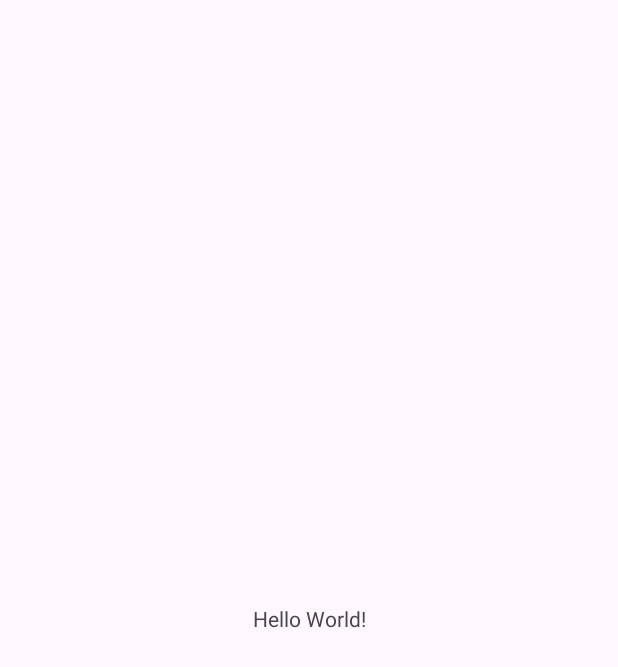
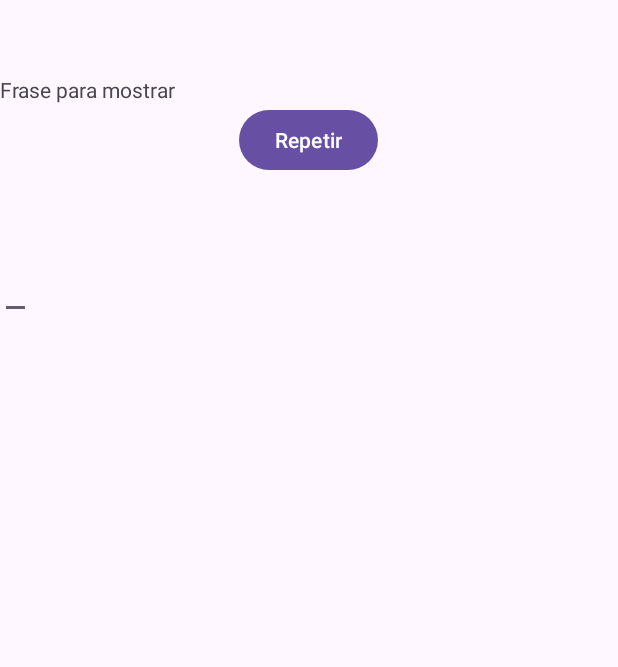
Before and after one commit to VitorGomesder4/Teste_app, an Android app: the screen it shows after launch (MainActivity), on a phone screen of 412 x 824 dp. Before the commit the part shown is almost empty. Shown: the top 667 px of the screen. Run offline under Robolectric (Android 15) with nearby library versions, the phone set to English and light mode, and no system bars.

Commit message:
iniciando xml e java

```diff
--- a/app/src/main/java/com/example/teste_app/MainActivity.java
+++ b/app/src/main/java/com/example/teste_app/MainActivity.java
@@ -1,24 +1,40 @@
 package com.example.teste_app;
 
+import androidx.appcompat.app.AppCompatActivity;
+
+import android.content.Context;
 import android.os.Bundle;
-
-import androidx.activity.EdgeToEdge;
-import androidx.appcompat.app.AppCompatActivity;
-import androidx.core.graphics.Insets;
-import androidx.core.view.ViewCompat;
-import androidx.core.view.WindowInsetsCompat;
+import android.view.View;
+import android.widget.Button;
+import android.widget.EditText;
+import android.widget.TextView;
+import android.widget.Toast;
 
 public class MainActivity extends AppCompatActivity {
+
+    private Button meuBotao;
+    private EditText meuTexto;
+    private TextView meuNovoTexto;
 
     @Override
     protected void onCreate(Bundle savedInstanceState) {
         super.onCreate(savedInstanceState);
-        EdgeToEdge.enable(this);
+
         setContentView(R.layout.activity_main);
-        ViewCompat.setOnApplyWindowInsetsListener(findViewById(R.id.main), (v, insets) -> {
-            Insets systemBars = insets.getInsets(WindowInsetsCompat.Type.systemBars());
-            v.setPadding(systemBars.left, systemBars.top, systemBars.right, systemBars.bottom);
-            return insets;
+
+        meuBotao = findViewById(R.id.botao);
+        meuTexto = findViewById(R.id.texto);
+        meuNovoTexto = findViewById(R.id.novoTexto);
+        //Context ctx = getApplicationContext();
+
+        meuBotao.setOnClickListener(new View.OnClickListener(){
+            @Override
+            public void onClick(View view){
+                //Toast torrada = Toast.makeText(ctx, meuTexto.getText(), Toast.LENGTH_LONG);
+                //torrada.show();
+
+                meuNovoTexto.setText(meuTexto.getText());
+            }
         });
     }
 }
--- a/app/src/main/res/layout/activity_main.xml
+++ b/app/src/main/res/layout/activity_main.xml
@@ -1,19 +1,35 @@
 <?xml version="1.0" encoding="utf-8"?>
-<androidx.constraintlayout.widget.ConstraintLayout xmlns:android="http://schemas.android.com/apk/res/android"
-    xmlns:app="http://schemas.android.com/apk/res-auto"
-    xmlns:tools="http://schemas.android.com/tools"
-    android:id="@+id/main"
+<LinearLayout
+    xmlns:android="http://schemas.android.com/apk/res/android"
+    android:orientation="vertical"
     android:layout_width="match_parent"
-    android:layout_height="match_parent"
-    tools:context=".MainActivity">
+    android:layout_height="match_parent">
+
+    <Space
+        android:layout_width="wrap_content"
+        android:layout_height="50dp"/>
 
     <TextView
         android:layout_width="wrap_content"
         android:layout_height="wrap_content"
-        android:text="Hello World!"
-        app:layout_constraintBottom_toBottomOf="parent"
-        app:layout_constraintEnd_toEndOf="parent"
-        app:layout_constraintStart_toStartOf="parent"
-        app:layout_constraintTop_toTopOf="parent" />
+        android:text="Frase para mostrar"/>
 
-</androidx.constraintlayout.widget.ConstraintLayout>
+    <Button
+        android:id="@+id/botao"
+        android:layout_width="wrap_content"
+        android:layout_height="wrap_content"
+        android:text="Repetir"
+        android:layout_gravity="center_horizontal"/>
+
+    <EditText
+        android:id="@+id/texto"
+        android:layout_width="wrap_content"
+        android:layout_height="wrap_content"
+        android:layout_marginTop="50dp"/>
+
+    <TextView
+        android:id="@+id/novoTexto"
+        android:layout_width="wrap_content"
+        android:layout_height="wrap_content"/>
+
+</LinearLayout>
```
